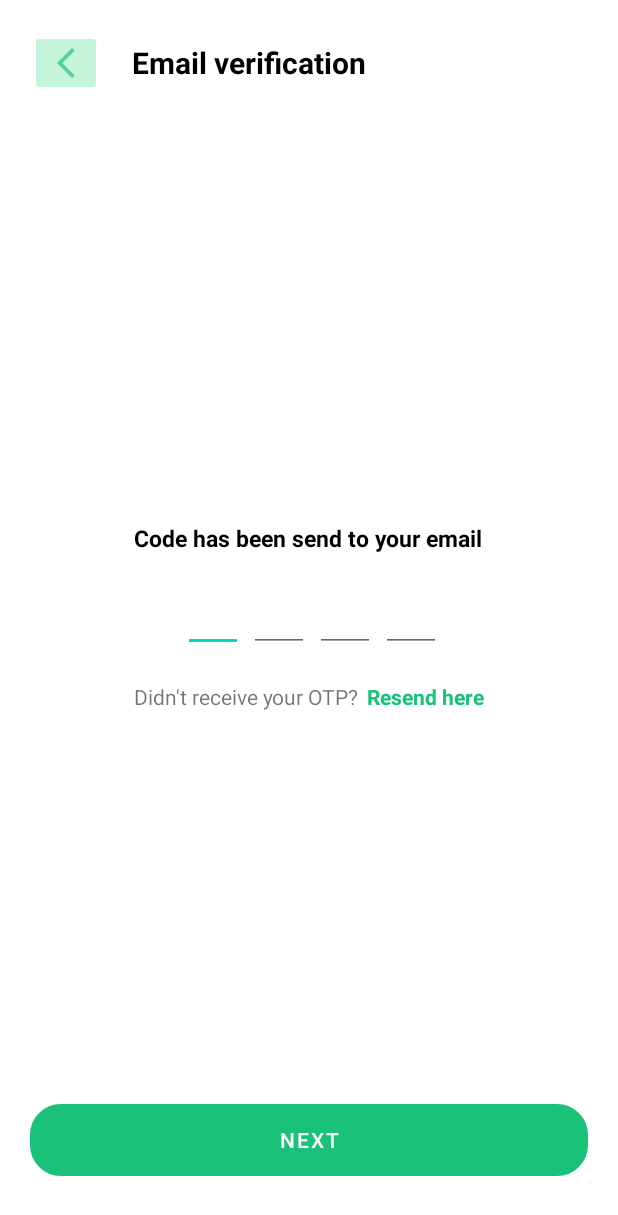
After one commit to b1amage/grocery-app, an Android app: the OTPActivity screen opened directly, with no data from a screen before it, on a phone screen of 412 x 824 dp. The commit adds this screen. Shown: the top 1215 px of the screen. Run offline under Robolectric (Android 15) with nearby library versions, the light colour scheme and no system bars.

Commit message:
add basic of OTP activity

```diff
--- a/app/src/main/AndroidManifest.xml
+++ b/app/src/main/AndroidManifest.xml
@@ -12,6 +12,13 @@
         android:supportsRtl="true"
         android:theme="@style/Theme.MyApplication"
         tools:targetApi="31">
+        <activity
+            android:name=".activity.OTPActivity"
+            android:exported="false">
+            <meta-data
+                android:name="android.app.lib_name"
+                android:value="" />
+        </activity>
         <activity
             android:name=".activity.FillBioActivity"
             android:exported="false">
--- /dev/null
+++ b/app/src/main/java/com/example/myapplication/activity/OTPActivity.java
@@ -0,0 +1,83 @@
+package com.example.myapplication.activity;
+
+import androidx.appcompat.app.AppCompatActivity;
+
+import android.os.Bundle;
+import android.text.Editable;
+import android.text.TextWatcher;
+import android.widget.EditText;
+
+import com.example.myapplication.R;
+
+public class OTPActivity extends AppCompatActivity {
+
+    private EditText code1, code2, code3, code4;
+    @Override
+    protected void onCreate(Bundle savedInstanceState) {
+        super.onCreate(savedInstanceState);
+        setContentView(R.layout.activity_otp);
+        code1 = findViewById(R.id.code1);
+        code2 = findViewById(R.id.code2);
+        code3 = findViewById(R.id.code3);
+        code4 = findViewById(R.id.code4);
+
+        setUpOTP();
+    }
+
+    private void setUpOTP(){
+        code1.addTextChangedListener(new TextWatcher() {
+            @Override
+            public void beforeTextChanged(CharSequence charSequence, int i, int i1, int i2) {
+
+            }
+
+            @Override
+            public void onTextChanged(CharSequence charSequence, int i, int i1, int i2) {
+                if(!charSequence.toString().trim().isEmpty()){
+                    code2.requestFocus();
+                }
+            }
+
+            @Override
+            public void afterTextChanged(Editable editable) {
+
+            }
+        });
+        code2.addTextChangedListener(new TextWatcher() {
+            @Override
+            public void beforeTextChanged(CharSequence charSequence, int i, int i1, int i2) {
+
+            }
+
+            @Override
+            public void onTextChanged(CharSequence charSequence, int i, int i1, int i2) {
+                if(!charSequence.toString().trim().isEmpty()){
+                    code3.requestFocus();
+                }
+            }
+
+            @Override
+            public void afterTextChanged(Editable editable) {
+
+            }
+        });
+        code3.addTextChangedListener(new TextWatcher() {
+            @Override
+            public void beforeTextChanged(CharSequence charSequence, int i, int i1, int i2) {
+
+            }
+
+            @Override
+            public void onTextChanged(CharSequence charSequence, int i, int i1, int i2) {
+                if(!charSequence.toString().trim().isEmpty()){
+                    code4.requestFocus();
+                }
+            }
+
+            @Override
+            public void afterTextChanged(Editable editable) {
+
+            }
+        });
+    }
+}
--- a/app/src/main/java/com/example/myapplication/activity/SplashActivity.java
+++ b/app/src/main/java/com/example/myapplication/activity/SplashActivity.java
@@ -26,7 +26,7 @@ public class SplashActivity extends AppCompatActivity {
         new Handler().postDelayed(new Runnable() {
             @Override
             public void run() {
-                startActivity(new Intent(SplashActivity.this, MainActivity.class));
+                startActivity(new Intent(SplashActivity.this, OTPActivity.class));
                 finish();
             }
         }, DURATION);
--- a/app/src/main/res/layout/activity_fill_bio.xml
+++ b/app/src/main/res/layout/activity_fill_bio.xml
@@ -8,17 +8,16 @@
     <LinearLayout
         android:id="@+id/fill_bio"
         android:layout_width="wrap_content"
-        android:layout_height="wrap_content">
-        <Button
-            android:id="@+id/icon_button"
-            android:layout_width="40dp"
-            android:layout_height="50dp"
+        android:layout_height="wrap_content"
+        android:gravity="center">
+        <ImageButton
+            android:id="@+id/button_goback"
+            android:layout_width="wrap_content"
+            android:layout_height="wrap_content"
 
-            android:backgroundTint="#4FE58A"
 
-            android:text="a"
-            android:textSize="20dp"
-            android:textColor="@color/black"/>
+            android:src="@drawable/ic_back"
+            android:backgroundTint="@color/primary_30"/>
 
         <TextView
             android:id="@+id/text_signup"
--- /dev/null
+++ b/app/src/main/res/layout/activity_otp.xml
@@ -0,0 +1,148 @@
+<?xml version="1.0" encoding="utf-8"?>
+<RelativeLayout xmlns:android="http://schemas.android.com/apk/res/android"
+    android:layout_width="match_parent"
+    android:layout_height="match_parent"
+    xmlns:app="http://schemas.android.com/apk/res-auto"
+    android:padding="20dp">
+
+    <LinearLayout
+        android:id="@+id/email_verify"
+        android:layout_width="wrap_content"
+        android:layout_height="wrap_content"
+        android:gravity="center">
+        <ImageButton
+            android:id="@+id/button_goback"
+            android:layout_width="wrap_content"
+            android:layout_height="wrap_content"
+
+
+            android:src="@drawable/ic_back"
+            android:backgroundTint="@color/primary_30"/>
+
+        <TextView
+            android:layout_width="wrap_content"
+            android:layout_height="wrap_content"
+
+            android:layout_centerHorizontal="true"
+            android:layout_marginLeft="20dp"
+
+            android:textStyle="bold"
+            android:textSize="20dp"
+            android:textColor="#000000"
+            android:text="Email verification"/>
+
+    </LinearLayout>
+
+    <TextView
+        android:id="@+id/text_name"
+        android:layout_width="wrap_content"
+        android:layout_height="wrap_content"
+        android:layout_centerHorizontal="true"
+
+        android:layout_marginBottom="20dp"
+        android:layout_above="@+id/otp_code"
+
+        android:textStyle="bold"
+        android:textSize="15dp"
+        android:textColor="#000000"
+        android:text="Code has been send to your email"/>
+
+    <LinearLayout
+        android:id="@+id/otp_code"
+        android:layout_width="match_parent"
+        android:layout_height="wrap_content"
+        android:layout_centerInParent="true"
+        android:orientation="horizontal"
+        android:gravity="center">
+
+        <EditText
+            android:id="@+id/code1"
+            android:layout_width="40dp"
+            android:layout_height="45dp"
+            android:layout_marginStart="4dp"
+            android:gravity="center"
+            android:imeOptions="actionNext"
+            android:importantForAutofill="no"
+            android:inputType="number"
+            android:maxLength="1"
+            android:textSize="24dp"
+            android:textStyle="bold"/>
+        <EditText
+            android:id="@+id/code2"
+            android:layout_width="40dp"
+            android:layout_height="45dp"
+            android:layout_marginStart="4dp"
+            android:gravity="center"
+            android:imeOptions="actionNext"
+            android:importantForAutofill="no"
+            android:inputType="number"
+            android:maxLength="1"
+            android:textSize="24dp"
+            android:textStyle="bold"/>
+        <EditText
+            android:id="@+id/code3"
+            android:layout_width="40dp"
+            android:layout_height="45dp"
+            android:layout_marginStart="4dp"
+            android:gravity="center"
+            android:imeOptions="actionNext"
+            android:importantForAutofill="no"
+            android:inputType="number"
+            android:maxLength="1"
+            android:textSize="24dp"
+            android:textStyle="bold"/>
+        <EditText
+            android:id="@+id/code4"
+            android:layout_width="40dp"
+            android:layout_height="45dp"
+            android:layout_marginStart="4dp"
+            android:gravity="center"
+            android:imeOptions="actionNext"
+            android:importantForAutofill="no"
+            android:inputType="number"
+            android:maxLength="1"
+            android:textSize="24dp"
+            android:textStyle="bold"/>
+
+    </LinearLayout>
+
+    <LinearLayout
+        android:layout_width="match_parent"
+        android:layout_height="wrap_content"
+        android:layout_marginTop="20dp"
+        android:layout_below="@+id/otp_code"
+        android:orientation="horizontal"
+        android:gravity="center">
+        <TextView
+            android:layout_width="wrap_content"
+            android:layout_height="wrap_content"
+
+            android:text="Didn't receive your OTP?"
+            android:textSize="14dp"/>
+
+        <TextView
+            android:layout_width="wrap_content"
+            android:layout_height="wrap_content"
+
+            android:layout_marginStart="5dp"
+
+            android:text="Resend here"
+            android:textStyle="bold"
+            android:textColor="@color/primary_100"
+            android:textSize="14dp"/>
+
+    </LinearLayout>
+
+
+    <Button
+        android:id="@+id/button_next"
+        android:layout_width="match_parent"
+        android:layout_height="wrap_content"
+        android:background="@drawable/rounded_edittext"
+        android:backgroundTint="#19C179"
+
+        android:layout_alignParentBottom="true"
+        android:layout_marginBottom="20dp"
+
+        android:text="NEXT"/>
+</RelativeLayout>
```
